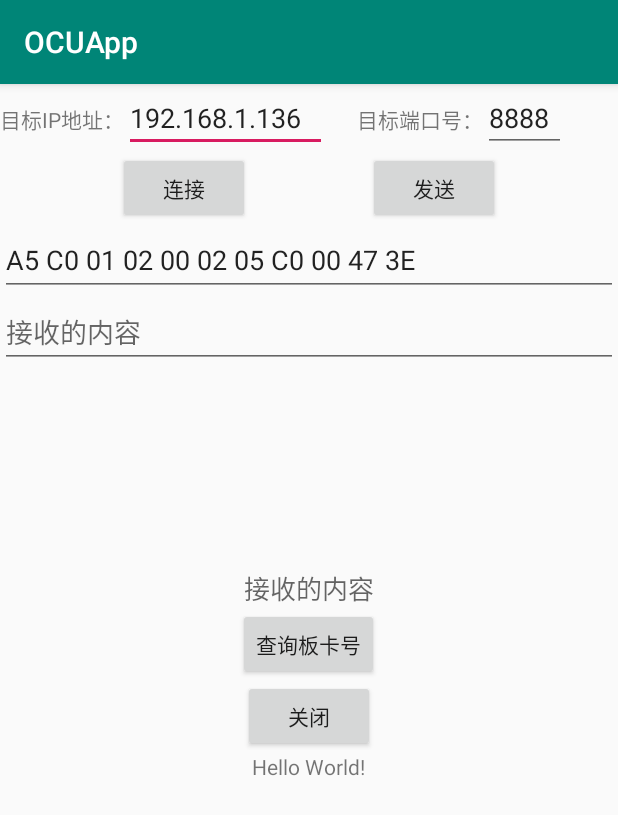
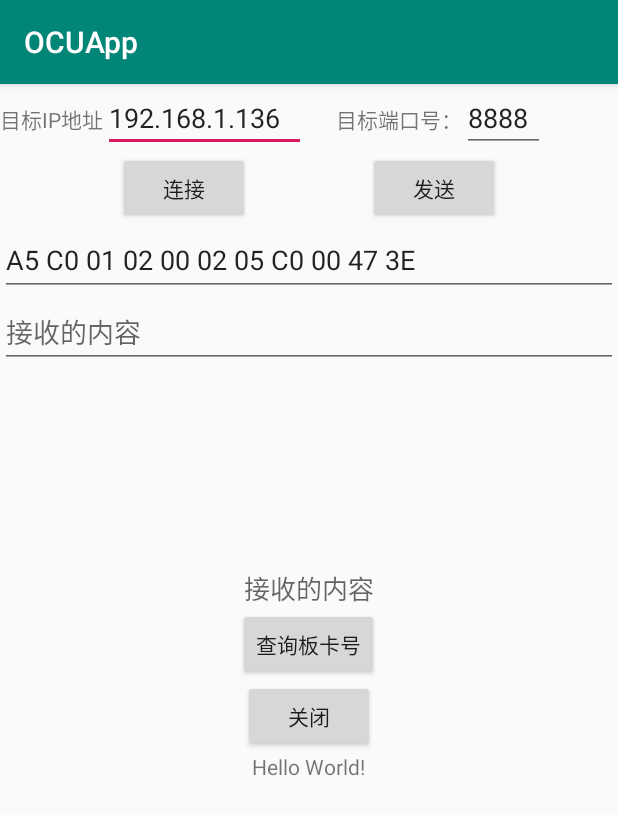
Before and after one commit to beyonne/OCUApp, an Android app: the screen it shows after launch (MainActivity), on a phone screen of 412 x 824 dp. Shown: the top 815 px of the screen. Run offline under Robolectric (Android 15) with nearby library versions, the phone set to English and light mode, and no system bars.

Commit message:
V1.0.0   20190814 １创建空工程，编译成功； ２创建布局文件； ３添加网络通信功能代码； ４增加数据帧解析类及CRC校验类； ５添加网络访问权限； ６依照TK3LX A7主控板通信协议修改解析接口； ７与车体通信成功，查询到版本号； ８优化显示界面，将IP及端口号信息全部显示到一行中；

```diff
--- a/app/src/main/res/layout/activity_main.xml
+++ b/app/src/main/res/layout/activity_main.xml
@@ -10,7 +10,7 @@
         android:id="@+id/IP_TextView"
         android:layout_width="wrap_content"
         android:layout_height="wrap_content"
-        android:text="目标IP地址："
+        android:text="@string/ip_name"
         app:layout_constraintBaseline_toBaselineOf="@id/IP_EditText"
         app:layout_constraintStart_toStartOf="parent"
         />
@@ -22,7 +22,8 @@
         android:text="192.168.1.136"
         app:layout_constraintTop_toTopOf="parent"
         app:layout_constraintLeft_toRightOf="@id/IP_TextView"
-        />
+        android:inputType=""
+        android:autofillHints="" />
 
     <TextView
         android:id="@+id/Port_TextView"
@@ -73,7 +74,8 @@
         android:hint="要发送的内容"
         android:text="A5 C0 01 02 00 02 05 C0 00 47 3E"
         app:layout_constraintRight_toRightOf="parent"
-        app:layout_constraintTop_toBottomOf="@+id/SendBtn"/>
+        app:layout_constraintTop_toBottomOf="@+id/SendBtn"
+        android:inputType="" />
 
     <EditText
         android:id="@+id/Recv_EditText"
@@ -81,7 +83,9 @@
         android:layout_height="wrap_content"
         android:hint="接收的内容"
         app:layout_constraintRight_toRightOf="parent"
-        app:layout_constraintTop_toBottomOf="@+id/Send_EditText"/>
+        app:layout_constraintTop_toBottomOf="@+id/Send_EditText"
+        android:autofillHints=""
+        android:inputType="" />
 
     <LinearLayout
         android:layout_width="match_parent"
--- a/app/src/main/res/values/strings.xml
+++ b/app/src/main/res/values/strings.xml
@@ -1,3 +1,4 @@
 <resources>
     <string name="app_name">OCUApp</string>
+    <string name="ip_name">目标IP地址</string>
 </resources>
```
